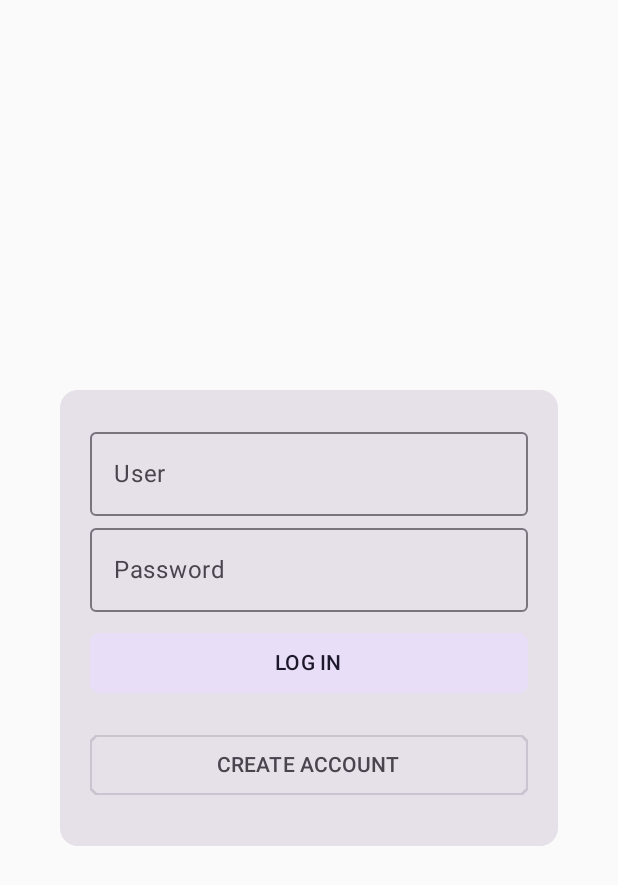
After one commit to MerczA/WorkClass, an Android app built with Jetpack Compose: the LoginScreen screen opened through its navigation route, on a phone screen of 412 x 824 dp. The commit adds this screen. Shown: the top 885 px of the screen. Run offline under Robolectric (Android 15) with nearby library versions, the light colour scheme and no system bars; pictures from the network do not load.

Commit message:
Creacion de la pantalla Login, se añadio las dependencias necesarias y se dio acceso a internet

```diff
--- a/app/build.gradle.kts
+++ b/app/build.gradle.kts
@@ -60,8 +60,14 @@ dependencies {
     androidTestImplementation(libs.androidx.ui.test.junit4)
     debugImplementation(libs.androidx.ui.tooling)
     debugImplementation(libs.androidx.ui.test.manifest)
-    implementation("com.google.accompanist:accompanist-swiperefresh:0.31.2-alpha")
-    implementation ("org.jetbrains.kotlinx:kotlinx-coroutines-android:1.6.0")
+    implementation(libs.accompanist.swiperefresh)
+    implementation (libs.kotlinx.coroutines.android)
+    //Coil Async
+    //implementation("io.coil-kt:coil-compose:2.6.0")
+    implementation(libs.coil.kt.coil.compose)
+
+
+
 
 
 
--- a/app/src/main/AndroidManifest.xml
+++ b/app/src/main/AndroidManifest.xml
@@ -1,6 +1,9 @@
 <?xml version="1.0" encoding="utf-8"?>
 <manifest xmlns:android="http://schemas.android.com/apk/res/android"
     xmlns:tools="http://schemas.android.com/tools">
+
+    <!--Internet Permission-->
+    <uses-permission android:name="android.permission.INTERNET"/>
 
     <application
         android:allowBackup="true"
--- a/app/src/main/java/com/example/workclass/MainActivity.kt
+++ b/app/src/main/java/com/example/workclass/MainActivity.kt
@@ -11,6 +11,7 @@ import androidx.navigation.compose.rememberNavController
 import com.example.workclass.ui.screens.ComponentScreen
 import com.example.workclass.ui.screens.HomeScreen
 import com.example.workclass.ui.screens.InterfazNike
+import com.example.workclass.ui.screens.LoginScreen
 import com.example.workclass.ui.screens.MainMenuScreen
 import com.example.workclass.ui.screens.TestScreen
 import com.example.workclass.ui.theme.WorkClassTheme
@@ -42,6 +43,8 @@ fun SetupNavGraph(navController: NavHostController) { //Es el que nos va mandar
         composable("test_screen") { TestScreen(navController) }
         composable("interface_screen") { InterfazNike(navController) }
         composable("components_screen") { ComponentScreen(navController) }
+        composable("Login_Screen") { LoginScreen(navController) }
+
 
     }
 }
--- /dev/null
+++ b/app/src/main/java/com/example/workclass/ui/screens/LoginScreen.kt
@@ -0,0 +1,96 @@
+package com.example.workclass.ui.screens
+
+import androidx.compose.foundation.layout.Arrangement
+import androidx.compose.foundation.layout.Column
+import androidx.compose.foundation.layout.fillMaxSize
+import androidx.compose.foundation.layout.fillMaxWidth
+import androidx.compose.foundation.layout.padding
+import androidx.compose.foundation.rememberScrollState
+import androidx.compose.foundation.shape.CutCornerShape
+import androidx.compose.foundation.verticalScroll
+import androidx.compose.material3.Card
+import androidx.compose.material3.FilledTonalButton
+import androidx.compose.material3.OutlinedButton
+import androidx.compose.material3.OutlinedTextField
+import androidx.compose.material3.Text
+import androidx.compose.runtime.Composable
+import androidx.compose.runtime.getValue
+import androidx.compose.runtime.mutableStateOf
+import androidx.compose.runtime.remember
+import androidx.compose.runtime.setValue
+import androidx.compose.ui.Alignment
+import androidx.navigation.NavHostController
+import androidx.compose.ui.Modifier
+import androidx.compose.ui.layout.ContentScale
+import androidx.compose.ui.unit.dp
+import coil.compose.AsyncImage
+
+
+
+@Composable
+fun LoginScreen(navHostController: NavHostController){
+    Column (
+        modifier = Modifier
+            .fillMaxSize()
+            .verticalScroll((rememberScrollState())),
+        horizontalAlignment = Alignment.CenterHorizontally,
+        verticalArrangement = Arrangement.SpaceEvenly
+
+    ){
+        LoginForm()
+    }
+}
+
+@Composable
+fun LoginForm(){
+    Card(
+        modifier = Modifier. padding(40.dp,0.dp)
+
+    ) {
+        Column (
+            modifier = Modifier.padding(20.dp)
+        ){
+            var user by remember { mutableStateOf("") }
+            var password by remember{ mutableStateOf("")}
+
+            AsyncImage(
+                model = "https://logosmarcas.net/wp-content/uploads/2020/12/GitHub-Simbolo.png",
+                contentDescription = "Git Hub Logo",
+                contentScale = ContentScale.Fit
+
+            )
+            OutlinedTextField(
+                modifier = Modifier.fillMaxWidth(),
+                value = user,
+                maxLines = 1,
+                onValueChange = { user = it },
+                label = { Text("User")}
+
+            )
+
+            OutlinedTextField(
+                modifier = Modifier.fillMaxWidth(),
+                value = password,
+                maxLines = 1,
+                onValueChange = { password = it },
+                label = { Text("Password")}
+
+            )
+            FilledTonalButton(
+                modifier = Modifier.fillMaxWidth().padding(0.dp,10.dp),
+                shape = CutCornerShape(4.dp),
+                onClick = {}
+            ) {
+                Text("LOG IN")
+            }
+            OutlinedButton (
+                modifier = Modifier.fillMaxWidth().padding(0.dp,10.dp),
+                shape = CutCornerShape(4.dp),
+                onClick = {}
+            ) {
+                Text("CREATE ACCOUNT")
+            }
+
+        }
+    }
+}
--- a/app/src/main/java/com/example/workclass/ui/screens/MainMenuScreen.kt
+++ b/app/src/main/java/com/example/workclass/ui/screens/MainMenuScreen.kt
@@ -43,5 +43,11 @@ Column(
     ) {
         Text("Go to Components Screens")
     }
+    Button(
+        onClick = { navController.navigate("Login_Screen")}
+
+    ) {
+        Text("Go to Login Screen")
+    }
 }
 }
--- a/gradle/libs.versions.toml
+++ b/gradle/libs.versions.toml
@@ -1,10 +1,14 @@
 [versions]
+accompanistSwiperefresh = "0.31.2-alpha"
 agp = "8.8.0"
+coilCompose = "2.4.0"
+coilComposeVersion = "2.6.0"
 kotlin = "2.0.0"
 coreKtx = "1.15.0"
 junit = "4.13.2"
 junitVersion = "1.2.1"
 espressoCore = "3.6.1"
+kotlinxCoroutinesAndroid = "1.7.3"
 lifecycleRuntimeKtx = "2.8.7"
 activityCompose = "1.10.0"
 composeBom = "2024.04.01"
@@ -15,7 +19,10 @@ adaptiveAndroid = "1.0.0"
 
 
 [libraries]
+accompanist-swiperefresh = { module = "com.google.accompanist:accompanist-swiperefresh", version.ref = "accompanistSwiperefresh" }
 androidx-core-ktx = { group = "androidx.core", name = "core-ktx", version.ref = "coreKtx" }
+coil-compose = { module = "*io.coil-kt:coil-compose", version.ref = "coilCompose" }
+coil-kt-coil-compose = { module = "io.coil-kt:coil-compose", version.ref = "coilComposeVersion" }
 junit = { group = "junit", name = "junit", version.ref = "junit" }
 androidx-junit = { group = "androidx.test.ext", name = "junit", version.ref = "junitVersion" }
 androidx-espresso-core = { group = "androidx.test.espresso", name = "espresso-core", version.ref = "espressoCore" }
@@ -33,6 +40,7 @@ androidx-navigation-compose = { group = "androidx.navigation", name = "navigatio
 androidx-navigation-runtime-android = { group = "androidx.navigation", name = "navigation-runtime-android", version.ref = "navigationRuntimeAndroid" }
 androidx-navigation-runtime-ktx = { group = "androidx.navigation", name = "navigation-runtime-ktx", version.ref = "navigationRuntimeKtx" }
 androidx-adaptive-android = { group = "androidx.compose.material3.adaptive", name = "adaptive-android", version.ref = "adaptiveAndroid" }
+kotlinx-coroutines-android = { module = "org.jetbrains.kotlinx:kotlinx-coroutines-android", version.ref = "kotlinxCoroutinesAndroid" }
 
 
 [plugins]
```
